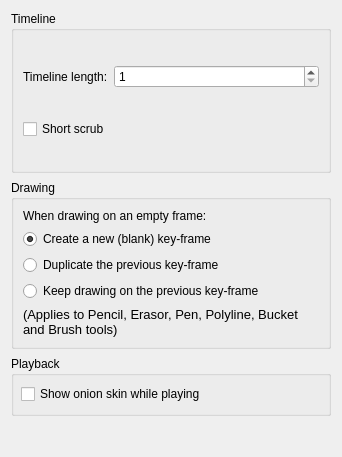
Before: the Qt Designer form app/ui/timelinepage.ui in pencil2d/pencil, drawn with Qt 5.
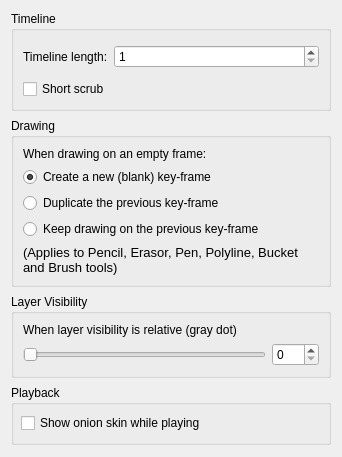
After: the same form once the commit is applied.

Commit message: #1112 - implement ability to control relative layer visibility

Diff of the .ui file:
```diff
--- a/app/ui/timelinepage.ui
+++ b/app/ui/timelinepage.ui
@@ -124,6 +124,46 @@
      </layout>
     </widget>
    </item>
+   <item>
+    <widget class="QGroupBox" name="LayerVisibilityBox">
+     <property name="title">
+      <string>Layer Visibility</string>
+     </property>
+     <layout class="QVBoxLayout" name="verticalLayout_3">
+      <item>
+       <widget class="QLabel" name="labelVisibility">
+        <property name="text">
+         <string>When layer visibility is relative (gray dot)</string>
+        </property>
+       </widget>
+      </item>
+      <item>
+       <layout class="QHBoxLayout" name="horizontalLayout_2">
+        <property name="topMargin">
+         <number>0</number>
+        </property>
+        <item>
+         <widget class="QSlider" name="visibilitySlider">
+          <property name="maximum">
+           <number>100</number>
+          </property>
+          <property name="orientation">
+           <enum>Qt::Horizontal</enum>
+          </property>
+         </widget>
+        </item>
+        <item>
+         <widget class="QSpinBox" name="visibilitySpinbox">
+          <property name="maximum">
+           <number>100</number>
+          </property>
+         </widget>
+        </item>
+       </layout>
+      </item>
+     </layout>
+    </widget>
+   </item>
    <item>
     <widget class="QGroupBox" name="playbackBox">
      <property name="minimumSize">
```
The commit also changes 8 other files.
